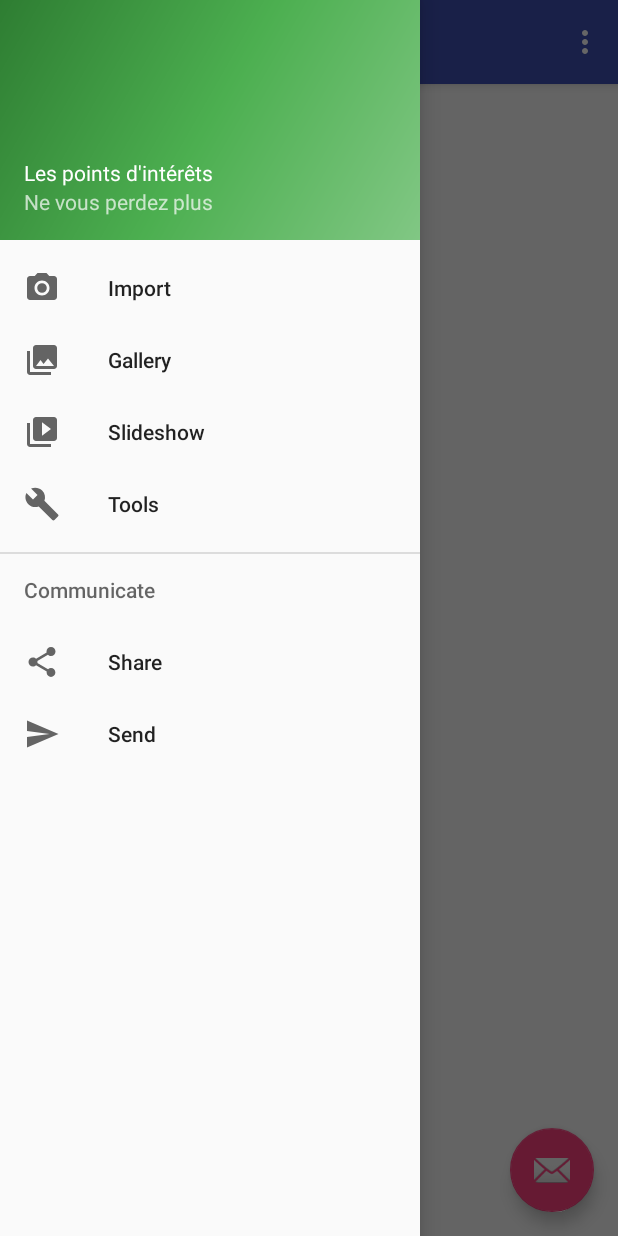
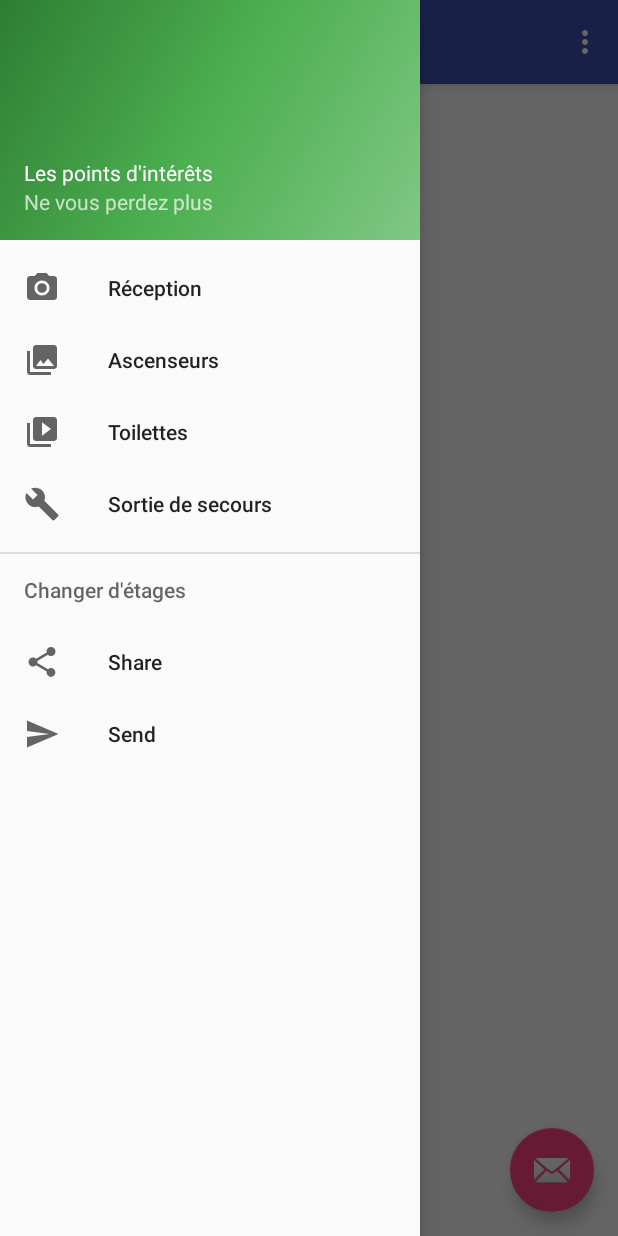
Before and after one commit to Senthene/Get-Your-Way, an Android app: the screen it shows after launch (MainActivity), with the side drawer open, on a phone screen of 412 x 824 dp. Run offline under Robolectric (Android 15) with nearby library versions, the phone set to English and light mode, and no system bars.

Commit message:
Mis à jour du menu  (icônes à ajouter)

```diff
--- a/GetYourWay/app/src/main/java/test/getyourway/MainActivity.java
+++ b/GetYourWay/app/src/main/java/test/getyourway/MainActivity.java
@@ -82,17 +82,15 @@ public class MainActivity extends AppCompatActivity
         // Handle navigation view item clicks here.
         int id = item.getItemId();
 
-        if (id == R.id.nav_camera) {
+        if (id == R.id.nav_reception) {
             // Handle the camera action
-        } else if (id == R.id.nav_gallery) {
+        } else if (id == R.id.nav_ascenseur) {
 
-        } else if (id == R.id.nav_slideshow) {
+        } else if (id == R.id.nav_toilettes) {
 
-        } else if (id == R.id.nav_manage) {
+        } else if (id == R.id.nav_exit) {
 
-        } else if (id == R.id.nav_share) {
-
-        } else if (id == R.id.nav_send) {
+        } else if (id == R.id.nav_changerEtage) {
 
         }
 
--- a/GetYourWay/app/src/main/res/menu/activity_main_drawer.xml
+++ b/GetYourWay/app/src/main/res/menu/activity_main_drawer.xml
@@ -3,24 +3,25 @@
 
     <group android:checkableBehavior="single">
         <item
-            android:id="@+id/nav_camera"
+            android:id="@+id/nav_reception"
             android:icon="@drawable/ic_menu_camera"
-            android:title="Import" />
+            android:title="Réception" />
         <item
-            android:id="@+id/nav_gallery"
             android:icon="@drawable/ic_menu_gallery"
-            android:title="Gallery" />
+            android:title="Ascenseurs"
+            android:id="@+id/nav_ascenseur" />
         <item
-            android:id="@+id/nav_slideshow"
+            android:id="@+id/nav_toilettes"
             android:icon="@drawable/ic_menu_slideshow"
-            android:title="Slideshow" />
+            android:title="Toilettes" />
         <item
-            android:id="@+id/nav_manage"
+            android:id="@+id/nav_exit"
             android:icon="@drawable/ic_menu_manage"
-            android:title="Tools" />
+            android:title="Sortie de secours" />
     </group>
 
-    <item android:title="Communicate">
+    <item android:title="Changer d'étages"
+        android:id="@+id/nav_changerEtage">
         <menu>
             <item
                 android:id="@+id/nav_share"
```
